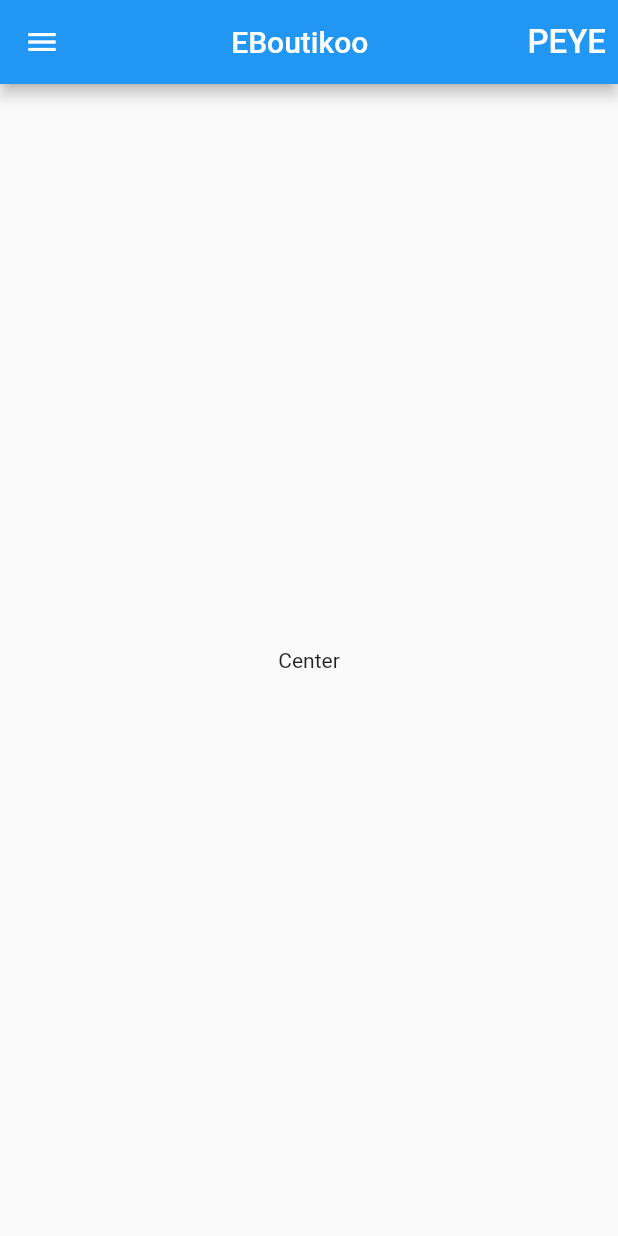
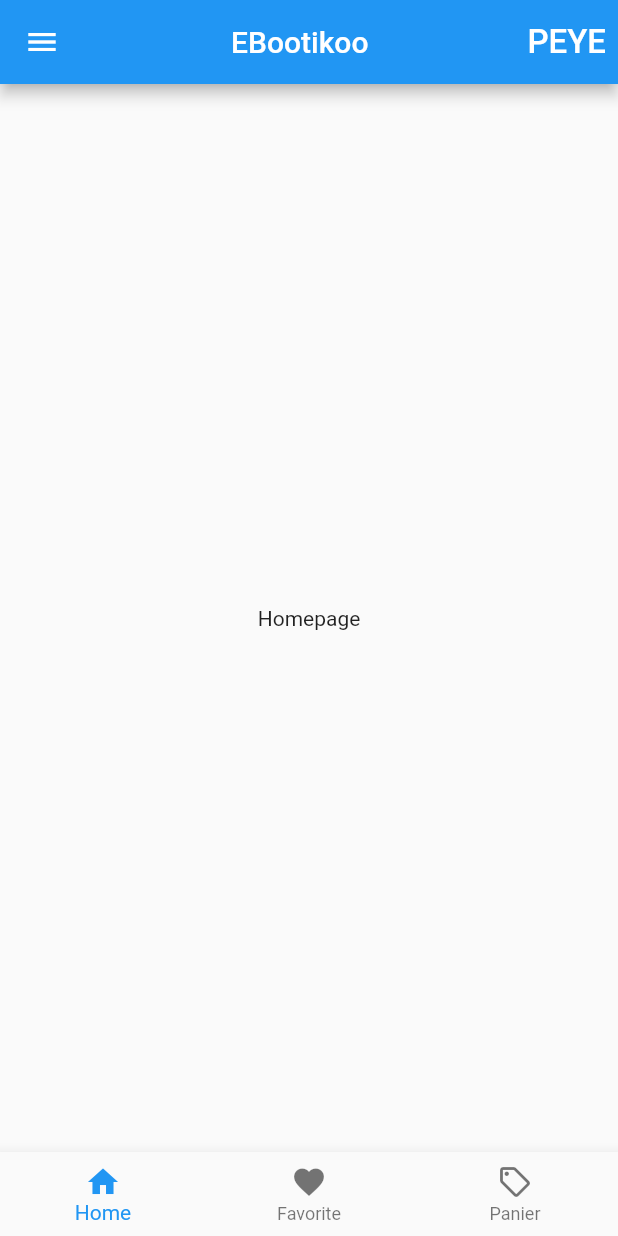
Before and after one commit to Djeevs-Jean/flutter_esih_ecommerce, a Flutter app: the screen it shows after launch, on a phone screen of 412 x 824 dp. Run offline on Flutter 3.47's test engine with Material 2 defaults, Android fonts, the phone set to English and light mode, and no system bars.

Commit message:
add structure app

```diff
--- a/lib/data/data.dart
+++ /dev/null
@@ -1,7 +0,0 @@
-class Data {
-
-  static final List<String> categories = ['Catégorie 1', 'Catégorie 2', 'Catégorie 3'];
-  static final List<String> articles = ['Article 1', 'Article 2', 'Article 3', 'Article 4', 'Article 5', 'Article 6', 'Article 7', 'Article 8', 'Article 1', 'Article 2', 'Article 3', 'Article 4', 'Article 5', 'Article 6', 'Article 7', 'Article 8', 'Article 1', 'Article 2', 'Article 3', 'Article 4', 'Article 5', 'Article 6', 'Article 7', 'Article 8'];
-  static final List<String> favoris = [];
-
-}
--- a/lib/main.dart
+++ b/lib/main.dart
@@ -1,26 +1,9 @@
 import 'package:flutter/material.dart';
-import 'package:bankhoo/theme.dart';
-import 'package:bankhoo/drawer_pages/page_1.dart';
-import 'package:bankhoo/data/data.dart';
-
+import 'package:bankhoo/app_theme.dart';
+import 'package:bankhoo/drawer_pages/drawer_page1.dart';
+import 'package:bankhoo/navigation_pages/navigation_pages1.dart';
 void main() {
-  runApp(const MyApp());
-}
-
-class MyApp extends StatelessWidget {
-  const MyApp({super.key});
-
-  @override
-  Widget build(BuildContext context) {
-    return MaterialApp(
-      title: 'Dynamic Drawer',
-      theme: ThemeData(
-        primarySwatch: Colors.blue,
-        visualDensity: VisualDensity.adaptivePlatformDensity,
-      ),
-      home: const HomePageScreen(),
-    );
-  }
+  runApp(MaterialApp(home: HomePageScreen()));
 }
 
 class HomePageScreen extends StatefulWidget {
@@ -32,12 +15,12 @@ class HomePageScreen extends StatefulWidget {
 
 class _HomePageScreenState extends State<HomePageScreen> {
 
-  var tltle = "EBoutikoo";
-  var data = Data.articles;
+  List<Widget> listWidget = [BodyHomePageScreen(), NavigationPage1(), NavigationPage2()];
+  int selectedIndex = 0;
 
   @override
   Widget build(BuildContext context) {
-    return Scaffold(
+    return  Scaffold(
         drawer: Drawer(
           child: ListView(
             children: [
@@ -45,7 +28,7 @@ class _HomePageScreenState extends State<HomePageScreen> {
                 decoration: const BoxDecoration(color: Colors.blue),
                 child: Column(
                   children: const[
-                    Center(child: Text("ECommerce")),
+                    Center(child: Text("ECommerce", style: AppTheme.titleDrawerHead,)),
                     SizedBox(
                       height: 20,
                       child: Icon(Icons.eco_outlined, size: 70,),
@@ -55,19 +38,47 @@ class _HomePageScreenState extends State<HomePageScreen> {
               ),
 
               ListTile( title: const Text("Connecter"), trailing: const Icon(Icons.login), onTap: (){
+                Navigator.push(context, MaterialPageRoute(builder: (context) => const DrawerPage1()));
               },),
               ListTile( title: const Text("List Product"), trailing: const Icon(Icons.list_alt), onTap: (){
-                Navigator.of(context).push(MaterialPageRoute(builder: (context) => Page1(listArticles: data,)));
+                Navigator.of(context).push(MaterialPageRoute(builder: (context) => const DrawerPage2()));
               },),
               ListTile( title: const Text("Deconnecter"), trailing: const Icon(Icons.logout), onTap: (){},),
             ],
           ),
         ),
         appBar: AppBar(
-          title: Center(child: Text(tltle)),
-          actions: [TextButton(onPressed: () {print("peye");}, child: const Text("PEYE", style: AppTheme.titleHead,))],
-        ),
-        body: const Center(child: Text("Center"),),
+            title: const Center(child: Text("EBootikoo")),
+            actions: [TextButton(onPressed: () {print("peye");}, child: const Text("PEYE", style: AppTheme.titleHead,))],
+          ),
+          body: listWidget.elementAt(selectedIndex),
+          bottomNavigationBar: BottomNavigationBar(
+            items: const [
+              BottomNavigationBarItem(icon: Icon(Icons.home), label: "Home"),
+              BottomNavigationBarItem(icon: Icon(Icons.favorite), label: "Favorite"),
+              BottomNavigationBarItem(icon: Icon(Icons.sell_outlined), label: "Panier"),
+            ],
+            onTap: (value) {
+              setState(() {
+                selectedIndex = value;
+              });
+            },
+            currentIndex: selectedIndex,
+          ),
     );
   }
 }
+
+class BodyHomePageScreen extends StatefulWidget {
+  const BodyHomePageScreen({Key? key}) : super(key: key);
+
+  @override
+  State<BodyHomePageScreen> createState() => _BodyHomePageScreenState();
+}
+
+class _BodyHomePageScreenState extends State<BodyHomePageScreen> {
+  @override
+  Widget build(BuildContext context) {
+    return const Center(child: Text("Homepage"));
+  }
+}
--- a/lib/models/articles.dart
+++ /dev/null
@@ -1,17 +0,0 @@
-class Article {
-  final int id;
-  final String title;
-  final double price;
-  final String description;
-  final String category;
-  final String image;
-  // final String rating;
-
-  Article({required this.id, required this.title, required this.price, required this.description, required this.category, required this.image, });
-
-  factory Article.fromJSON(Map<String, dynamic> jsonData) {
-    print("jsonData");
-    print(jsonData);
-    return Article(id: jsonData['id'], title: jsonData['title'], price: jsonData['price'], description: jsonData['description'], category: jsonData['category'], image: jsonData['image']);
-  }
-}
```
Also changed, not shown: lib/_widget/_widget_articles.dart (deleted, +0 -21 lines), lib/_widget/_widget_category.dart (deleted, +0 -25 lines), lib/drawer_pages/drawer_page1.dart (added, +41 -0 lines), lib/drawer_pages/page_1.dart (deleted, +0 -100 lines), lib/main copy.dart (deleted, +0 -149 lines), lib/navigation_pages/navigation_pages1.dart (added, +30 -0 lines), lib/pages/product_list.dart (deleted, +0 -31 lines), lib/services/api_service.dart (deleted, +0 -32 lines), lib/wish.dart (deleted, +0 -18 lines), lib/app_theme.dart (renamed from lib/theme.dart), 2 other files.
